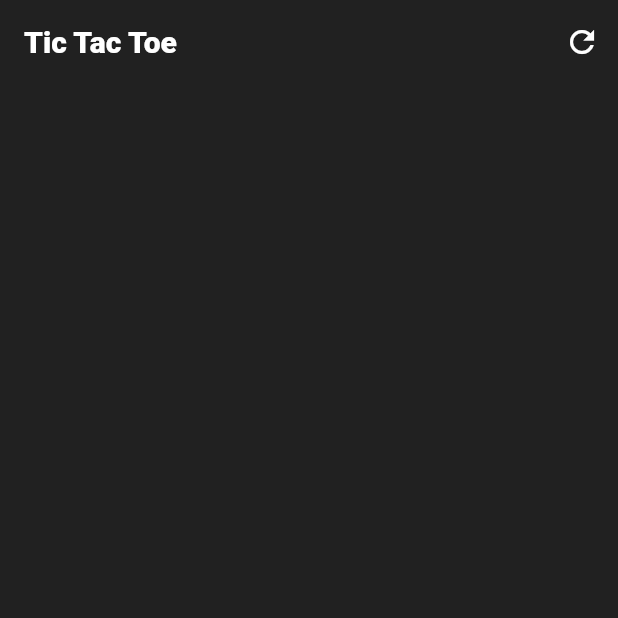
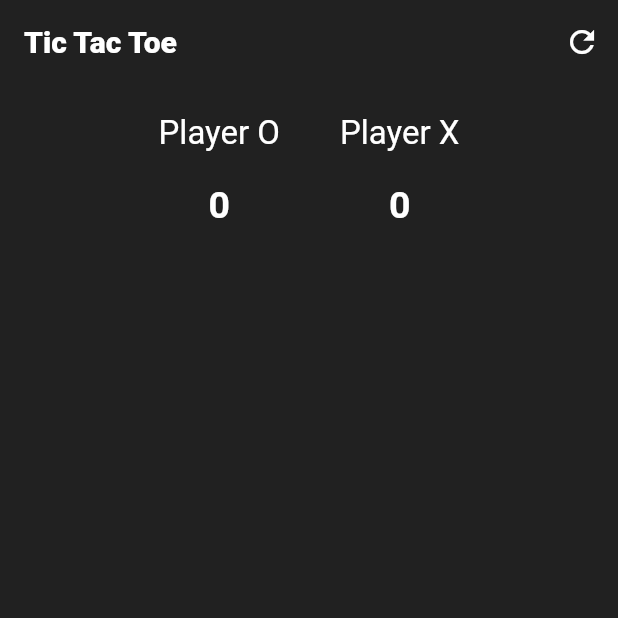
Before and after one commit to kirillkozlovskyi/tic_tac_toe, a Flutter app: the screen it shows after launch, on a phone screen of 412 x 824 dp, the top half of it. Run offline on Flutter 3.47's test engine with Material 2 defaults, Android fonts, the phone set to English and light mode, and no system bars.

Commit message:
create point table widget

```diff
--- a/lib/home_screen.dart
+++ b/lib/home_screen.dart
@@ -9,6 +9,8 @@ class HomeScreen extends StatefulWidget {
 }
 
 class _HomeScreenState extends State<HomeScreen> {
+  int _scoreX = 0;
+  int _scoreO = 0;
   @override
   Widget build(BuildContext context) {
     return Scaffold(
@@ -31,6 +33,67 @@ class _HomeScreenState extends State<HomeScreen> {
         ),
       ),
       backgroundColor: Colors.grey[900],
+      body: Column(
+        children: [
+          _buildPointTable(),
+          // _buildGrid(),
+          // _buildTurn(),
+
+        ],
+      ),
+    );
+  }
+
+  Widget _buildPointTable() {
+    return Container(
+      child: Row(
+        mainAxisAlignment: MainAxisAlignment.center,
+        children: [
+          Padding(
+              padding: const EdgeInsets.all(20),
+            child: Column(
+              children: [
+                const Text(
+                  'Player O', style: TextStyle(
+                    fontSize: 22.0,
+                    color: Colors.white,
+                    fontWeight: FontWeight.w400),
+                ),
+               const SizedBox(height: 20),
+                Text(
+                  _scoreO.toString(),
+                  style: const TextStyle(
+                      fontSize: 25.0,
+                      color: Colors.white,
+                      fontWeight: FontWeight.bold),
+                )
+              ],
+            ),
+          ),
+          Padding(
+            padding: const EdgeInsets.all(20),
+            child: Column(
+              children: [
+                const Text(
+                  'Player X', style: TextStyle(
+                    fontSize: 22.0,
+                    color: Colors.white,
+                    fontWeight: FontWeight.w400),
+                ),
+                const SizedBox(height: 20),
+                Text(
+                  _scoreX.toString(),
+                  style: const TextStyle(
+                      fontSize: 25.0,
+                      color: Colors.white,
+                      fontWeight: FontWeight.bold),
+                )
+
+              ],
+            ),
+          )
+        ],
+      ),
     );
   }
 }
```
